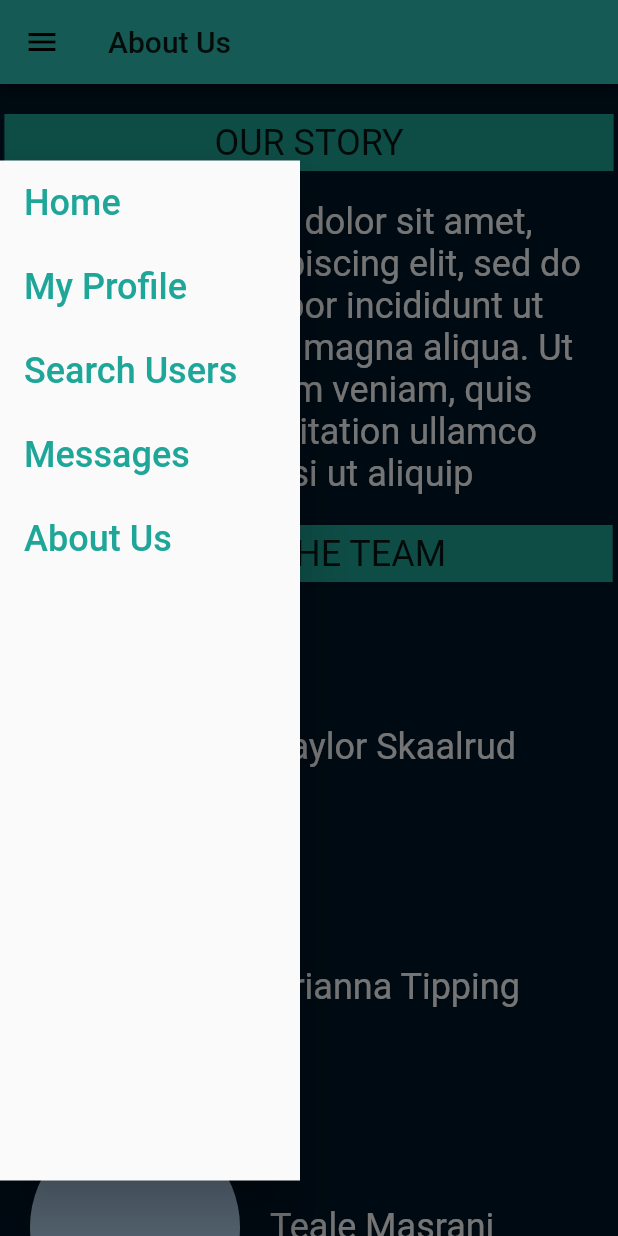
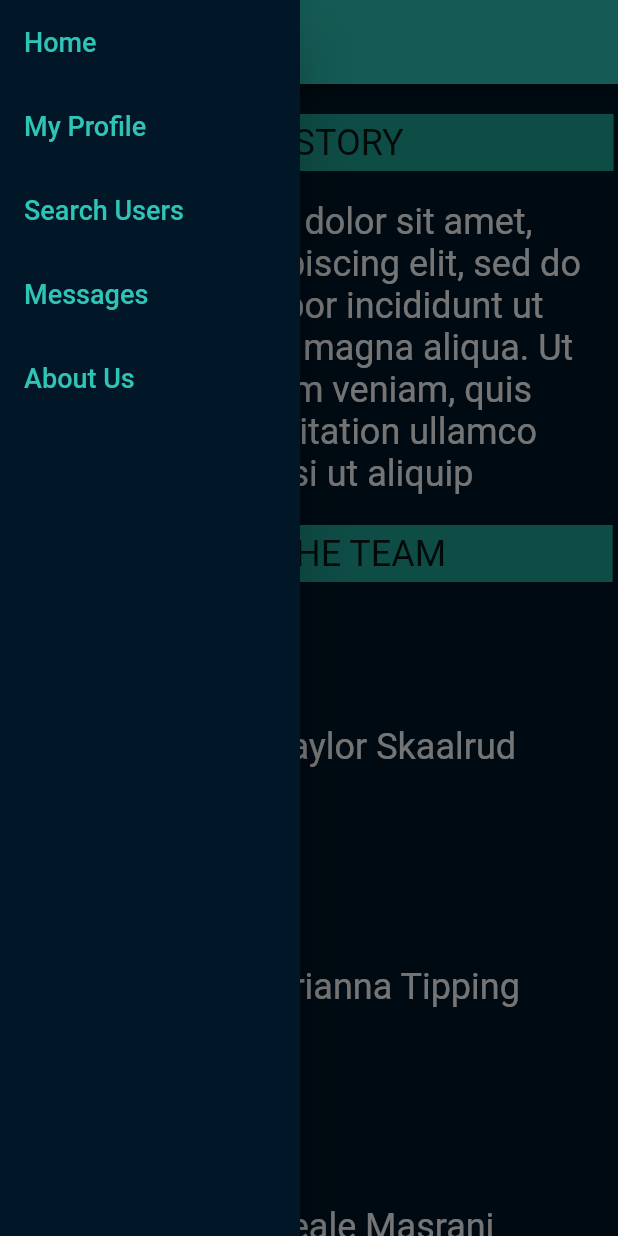
Before and after one commit to TealeM/AccessGranted, a Flutter app: the AboutUs screen opened directly, with the side drawer open, on a phone screen of 412 x 824 dp. Run offline on Flutter 3.47's test engine with Material 2 defaults, Android fonts, the phone set to English and light mode, and no system bars; our stand-ins replace cloud_firestore, firebase_auth, firebase_core, shared_preferences; accounts and stored records are empty.

Commit message:
create posting + app drawer minor updates for larger screens

```diff
--- a/lib/helper/drawer.dart
+++ b/lib/helper/drawer.dart
@@ -7,6 +7,7 @@ import 'package:access_granted/views/developerProfile.dart';
 import 'package:access_granted/views/search.dart';
 import 'package:access_granted/views/chatRoomsScreen.dart';
 import 'package:access_granted/views/userProfile.dart';
+import 'package:access_granted/views/createPost.dart';
 import 'package:access_granted/views/homeScreen.dart';
 import 'package:access_granted/widgets/widget.dart';
 import 'package:firebase_auth/firebase_auth.dart';
@@ -23,9 +24,12 @@ class _MyDrawerState extends State<MyDrawer> {
 
   @override
   void initState() {
+      //determine user type
       HelperFunctions.getUserTypeSharedPreference().then((_userType) {
       if(_userType != null){
+          setState(() {
             userType = _userType;
+          });
          }
       });
       super.initState();
@@ -33,16 +37,20 @@ class _MyDrawerState extends State<MyDrawer> {
 
   @override
   Widget build(BuildContext context) {
-    return Container(
+    return SafeArea(
+      child: Container(
           width: 200,
-        height: 750,
-        padding: EdgeInsets.only(top: 70),
+          child: Theme(
+            data: Theme.of(context).copyWith(
+              canvasColor: Color(Constants.colors['black']), //This will change the drawer background to blue.
+              //other styles
+            ),
             child: Drawer(
               child: ListView(
                   padding: EdgeInsets.zero,
                   children: [
                     ListTile(
-                  title: Text('Home', style: TextStyle(fontSize: 24, color: Color(0xFF1EA699))),
+                      title: Text('Home', style: TextStyle(fontSize: 18, color: Color(Constants.colors['green']))),
                       onTap: () {
                         Navigator.pushReplacement(
                             context,
@@ -50,8 +58,18 @@ class _MyDrawerState extends State<MyDrawer> {
                         );
                       },
                     ),
+                    (userType == Constants.DEV_USER ?
                     ListTile(
-                  title: Text('My Profile', style: TextStyle(fontSize: 24, color: Color(0xFF1EA699))),
+                      title: Text('Create A Post', style: TextStyle(fontSize: 18, color: Color(Constants.colors['green']))),
+                      onTap: () {
+                        Navigator.pushReplacement(
+                            context,
+                            MaterialPageRoute(builder: (context) => CreatePost())
+                        );
+                      },
+                    ) : Container()),
+                    ListTile(
+                      title: Text('My Profile', style: TextStyle(fontSize: 18, color: Color(Constants.colors['green']))),
                       onTap: () {
                         Navigator.pushReplacement(
                             context,
@@ -65,7 +83,7 @@ class _MyDrawerState extends State<MyDrawer> {
                       },
                     ),
                     ListTile(
-                  title: Text('Search Users', style: TextStyle(fontSize: 24, color: Color(0xFF1EA699))),
+                      title: Text('Search Users', style: TextStyle(fontSize: 18, color: Color(Constants.colors['green']))),
                       onTap: () {
                         Navigator.pushReplacement(
                             context,
@@ -75,7 +93,7 @@ class _MyDrawerState extends State<MyDrawer> {
                       },
                     ),
                     ListTile(
-                  title: Text('Messages', style: TextStyle(fontSize: 24, color: Color(0xFF1EA699))),
+                      title: Text('Messages', style: TextStyle(fontSize: 18, color: Color(Constants.colors['green']))),
                       onTap: () {
                         Navigator.pushReplacement(
                             context,
@@ -85,7 +103,7 @@ class _MyDrawerState extends State<MyDrawer> {
                       },
                     ),
                     ListTile(
-                  title: Text('About Us', style: TextStyle(fontSize: 24, color: Color(0xFF1EA699))),
+                      title: Text('About Us', style: TextStyle(fontSize: 18, color: Color(Constants.colors['green']))),
                       onTap: () {
                         Navigator.pushReplacement(
                             context,
@@ -97,6 +115,8 @@ class _MyDrawerState extends State<MyDrawer> {
                     ),
                   ]),
             ),
+          ),
+      ),
     );
       //),
     //);
--- a/lib/main.dart
+++ b/lib/main.dart
@@ -5,9 +5,8 @@ import 'package:access_granted/views/homeScreen.dart';
 import 'package:access_granted/views/signup.dart';
 import 'package:flutter/material.dart';
 import 'package:firebase_core/firebase_core.dart';
-import 'package:access_granted/views/userProfile.dart';
-import 'package:access_granted/views/developerProfile.dart';
 import 'package:access_granted/helper/constants.dart';
+
 void main() async {
   WidgetsFlutterBinding.ensureInitialized();
   await Firebase.initializeApp();
```
Also changed, not shown: lib/views/createPost.dart (added, +138 -0 lines). Lines whose indentation alone changed are shown as unchanged.
